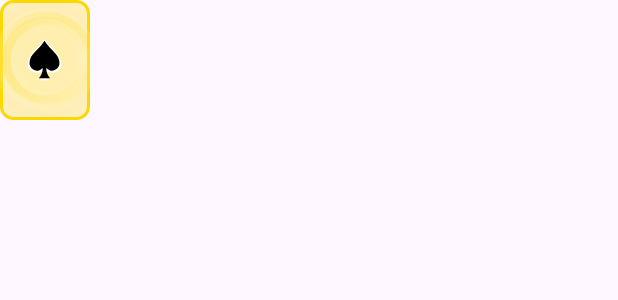
After one commit to limsemin1234/p40, an Android app: the layout defense_unit_layout.xml on its own in the app's theme, with its tools: preview values and no code run, on a phone screen of 412 x 824 dp. The commit adds this screen. Shown: the top 300 px of the screen. Run offline under Robolectric (Android 15) with nearby library versions, the phone set to English and light mode, and no system bars.

Commit message:
2025.05.06(3일차)

```diff
--- /dev/null
+++ b/app/src/main/res/drawable/defense_unit_card_background.xml
@@ -0,0 +1,10 @@
+<?xml version="1.0" encoding="utf-8"?>
+<shape xmlns:android="http://schemas.android.com/apk/res/android"
+    android:shape="rectangle">
+    <solid android:color="#00FFFFFF" />
+    <corners android:radius="8dp" />
+    <gradient
+        android:startColor="#20FFFFFF"
+        android:endColor="#10F0F0F0"
+        android:angle="135"/>
+</shape>
--- /dev/null
+++ b/app/src/main/res/drawable/defense_unit_card_border.xml
@@ -0,0 +1,15 @@
+<?xml version="1.0" encoding="utf-8"?>
+<shape xmlns:android="http://schemas.android.com/apk/res/android"
+    android:shape="rectangle">
+    <stroke
+        android:width="2dp"
+        android:color="#FFD700" /> <!-- 골드 색상 -->
+    <corners android:radius="8dp" />
+    <gradient
+        android:type="radial"
+        android:gradientRadius="150%p"
+        android:startColor="#80FFD700"
+        android:endColor="#00FFD700"
+        android:centerX="0.5"
+        android:centerY="0.5" />
+</shape>
--- /dev/null
+++ b/app/src/main/res/drawable/rotating_particles.xml
@@ -0,0 +1,60 @@
+<?xml version="1.0" encoding="utf-8"?>
+<layer-list xmlns:android="http://schemas.android.com/apk/res/android">
+    <!-- 안쪽 빛나는 원 -->
+    <item>
+        <shape android:shape="oval">
+            <gradient
+                android:type="radial"
+                android:gradientRadius="70%p"
+                android:startColor="#80FFFFFF"
+                android:endColor="#00FFFFFF"
+                android:centerX="0.5"
+                android:centerY="0.5" />
+            <size
+                android:width="48dp"
+                android:height="48dp" />
+        </shape>
+    </item>
+
+    <!-- 입자 효과 1 - 작은 점들 -->
+    <item>
+        <rotate
+            android:fromDegrees="0"
+            android:toDegrees="360"
+            android:pivotX="50%"
+            android:pivotY="50%">
+            <shape android:shape="ring"
+                android:innerRadiusRatio="3"
+                android:thicknessRatio="12"
+                android:useLevel="false">
+                <gradient
+                    android:type="sweep"
+                    android:startColor="#10FFFFFF"
+                    android:centerColor="#60FFD700"
+                    android:endColor="#10FFFFFF"
+                    android:useLevel="false" />
+            </shape>
+        </rotate>
+    </item>
+
+    <!-- 입자 효과 2 - 큰 점들 -->
+    <item>
+        <rotate
+            android:fromDegrees="120"
+            android:toDegrees="480"
+            android:pivotX="50%"
+            android:pivotY="50%">
+            <shape android:shape="ring"
+                android:innerRadiusRatio="2.5"
+                android:thicknessRatio="15"
+                android:useLevel="false">
+                <gradient
+                    android:type="sweep"
+                    android:startColor="#20FFFFFF"
+                    android:centerColor="#40FFD700"
+                    android:endColor="#20FFFFFF"
+                    android:useLevel="false" />
+            </shape>
+        </rotate>
+    </item>
+</layer-list>
--- a/app/src/main/res/drawable/spade_symbol.xml
+++ b/app/src/main/res/drawable/spade_symbol.xml
@@ -4,7 +4,12 @@
     android:height="24dp"
     android:viewportWidth="24"
     android:viewportHeight="24">
+    <!-- 흰색 테두리 -->
     <path
-        android:fillColor="#1A237E"
-        android:pathData="M12,2C8.69,2 6,4.79 6,8.23c0,2.57 2.36,3.76 2.97,5.77h-0.84c-0.7,0 -1.13,0.49 -1.13,1.13 0,0.64 0.43,1.13 1.13,1.13h1.67c-0.31,1.36 -1.38,2.34 -2.8,2.58v1.04h8v-1.04c-1.42,-0.24 -2.39,-1.22 -2.7,-2.58h1.67c0.7,0 1.13,-0.49 1.13,-1.13 0,-0.64 -0.43,-1.13 -1.13,-1.13h-0.84C12.64,12 15,10.81 15,8.23 15,4.79 12.31,2 12,2z" />
+        android:fillColor="#FFFFFF"
+        android:pathData="M12,1C8.5,6.5 3,9 3,14.5C3,17 5.5,19 8,19C9.5,19 10.5,18.5 12,17C12,17 12.5,20 9.5,23H14.5C11.5,20 12,17 12,17C13.5,18.5 14.5,19 16,19C18.5,19 21,17 21,14.5C21,9 15.5,6.5 12,1Z" />
+    <!-- 검은색 심볼 (약간 작게 하여 테두리 효과) -->
+    <path
+        android:fillColor="#000000"
+        android:pathData="M12,2C9,7 4,9 4,14C4,16 6,18 8,18C9,18 10,17.5 11,16.5C11,16.5 11.5,19 9,22H15C12.5,19 13,16.5 13,16.5C14,17.5 15,18 16,18C18,18 20,16 20,14C20,9 15,7 12,2Z" />
 </vector>
--- /dev/null
+++ b/app/src/main/res/layout/defense_unit_layout.xml
@@ -0,0 +1,36 @@
+<?xml version="1.0" encoding="utf-8"?>
+<FrameLayout xmlns:android="http://schemas.android.com/apk/res/android"
+    android:layout_width="60dp"
+    android:layout_height="80dp">
+
+    <!-- 카드 배경 (둥근 모서리의 흰색 직사각형) -->
+    <View
+        android:id="@+id/card_background"
+        android:layout_width="match_parent"
+        android:layout_height="match_parent"
+        android:background="@drawable/defense_unit_card_background"/>
+
+    <!-- 테두리 효과 (골드 색상) -->
+    <View
+        android:id="@+id/card_border"
+        android:layout_width="match_parent"
+        android:layout_height="match_parent"
+        android:background="@drawable/defense_unit_card_border"/>
+
+    <!-- 회전하는 입자 효과 -->
+    <ImageView
+        android:id="@+id/rotating_particles"
+        android:layout_width="70dp"
+        android:layout_height="90dp"
+        android:layout_gravity="center"
+        android:src="@drawable/rotating_particles"
+        android:alpha="0.7"/>
+
+    <!-- 카드 중앙 스페이드 문양 -->
+    <ImageView
+        android:id="@+id/spade_symbol"
+        android:layout_width="30dp"
+        android:layout_height="30dp"
+        android:layout_gravity="center"
+        android:src="@drawable/spade_symbol"/>
+</FrameLayout>
```
Also changed, not shown: app/src/main/java/com/example/p40/GameFragment.kt (+18 -0 lines), app/src/main/java/com/example/p40/game/GameRenderer.kt (+80 -14 lines), app/src/main/res/anim/rotate_particles.xml (added, +11 -0 lines).
